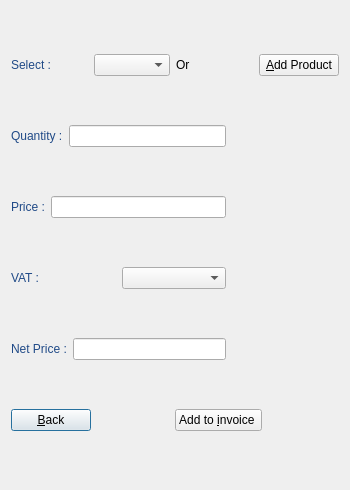
JMainard/manageBill, file manageBill/dialoginvoiceproduct.ui: the form before one commit.
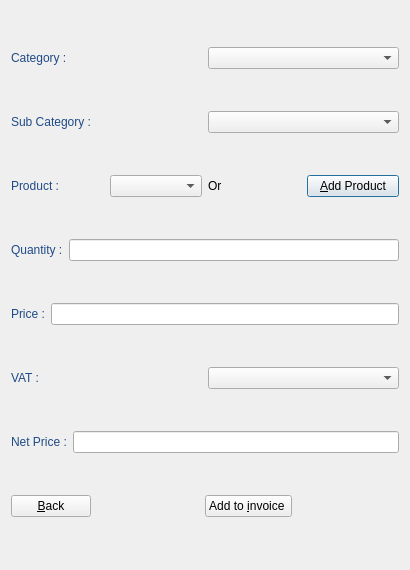
The form after the commit. Icons and pictures are not drawn.

```diff
--- a/manageBill/dialoginvoiceproduct.ui
+++ b/manageBill/dialoginvoiceproduct.ui
@@ -6,8 +6,8 @@
    <rect>
     <x>0</x>
     <y>0</y>
-    <width>350</width>
-    <height>490</height>
+    <width>410</width>
+    <height>570</height>
    </rect>
   </property>
   <property name="minimumSize">
@@ -19,26 +19,129 @@
   <property name="windowTitle">
    <string>manageBill add product for invoice </string>
   </property>
-  <layout class="QGridLayout" name="gridLayout_7">
-   <item row="4" column="0" colspan="2">
-    <layout class="QGridLayout" name="gridLayout_2">
+  <layout class="QGridLayout" name="gridLayout_9">
+   <item row="0" column="0">
+    <layout class="QGridLayout" name="gridLayout_8">
      <item row="0" column="0">
-      <widget class="QLabel" name="labelNetPrice">
+      <widget class="QLabel" name="label_2">
        <property name="styleSheet">
         <string notr="true">font: 75 13pt &quot;URW Palladio L&quot;;
 color: rgb(32, 74, 135);</string>
        </property>
        <property name="text">
-        <string>Net Price :</string>
+        <string>Category : </string>
        </property>
       </widget>
      </item>
      <item row="0" column="1">
-      <widget class="QLineEdit" name="lineEdit"/>
+      <widget class="QComboBox" name="comboBoxCategory"/>
      </item>
     </layout>
    </item>
-   <item row="3" column="0" colspan="2">
+   <item row="1" column="0">
+    <layout class="QGridLayout" name="gridLayout_7">
+     <item row="0" column="0">
+      <widget class="QLabel" name="label">
+       <property name="styleSheet">
+        <string notr="true">font: 75 13pt &quot;URW Palladio L&quot;;
+color: rgb(32, 74, 135);</string>
+       </property>
+       <property name="text">
+        <string>Sub Category :</string>
+       </property>
+      </widget>
+     </item>
+     <item row="0" column="1">
+      <widget class="QComboBox" name="comboBoxSubCategory"/>
+     </item>
+    </layout>
+   </item>
+   <item row="2" column="0">
+    <layout class="QGridLayout" name="gridLayout_6">
+     <item row="0" column="0">
+      <widget class="QLabel" name="labelSelect">
+       <property name="styleSheet">
+        <string notr="true">font: 75 13pt &quot;URW Palladio L&quot;;
+color: rgb(32, 74, 135);</string>
+       </property>
+       <property name="text">
+        <string>Product : </string>
+       </property>
+      </widget>
+     </item>
+     <item row="0" column="1">
+      <widget class="QComboBox" name="comboBoxProduct"/>
+     </item>
+     <item row="0" column="2">
+      <widget class="QLabel" name="labelOr">
+       <property name="styleSheet">
+        <string notr="true">font: 75 13pt &quot;URW Palladio L&quot;;</string>
+       </property>
+       <property name="text">
+        <string>Or</string>
+       </property>
+      </widget>
+     </item>
+     <item row="0" column="3">
+      <widget class="QPushButton" name="pushButtonAddProduct">
+       <property name="styleSheet">
+        <string notr="true">font: 75 13pt &quot;URW Palladio L&quot;;
+</string>
+       </property>
+       <property name="text">
+        <string>&amp;Add Product</string>
+       </property>
+       <property name="icon">
+        <iconset resource="icon.qrc">
+         <normaloff>:/icon/image/add24.png</normaloff>:/icon/image/add24.png</iconset>
+       </property>
+       <property name="iconSize">
+        <size>
+         <width>24</width>
+         <height>24</height>
+        </size>
+       </property>
+      </widget>
+     </item>
+    </layout>
+   </item>
+   <item row="3" column="0">
+    <layout class="QGridLayout" name="gridLayout_5">
+     <item row="0" column="0">
+      <widget class="QLabel" name="labelQuantity">
+       <property name="styleSheet">
+        <string notr="true">font: 75 13pt &quot;URW Palladio L&quot;;
+color: rgb(32, 74, 135);</string>
+       </property>
+       <property name="text">
+        <string>Quantity :</string>
+       </property>
+      </widget>
+     </item>
+     <item row="0" column="1">
+      <widget class="QLineEdit" name="lineEditQuantity"/>
+     </item>
+    </layout>
+   </item>
+   <item row="4" column="0">
+    <layout class="QGridLayout" name="gridLayout_4">
+     <item row="0" column="0">
+      <widget class="QLabel" name="labelPrice">
+       <property name="styleSheet">
+        <string notr="true">font: 75 13pt &quot;URW Palladio L&quot;;
+color: rgb(32, 74, 135);</string>
+       </property>
+       <property name="text">
+        <string>Price :</string>
+       </property>
+      </widget>
+     </item>
+     <item row="0" column="1">
+      <widget class="QLineEdit" name="lineEditPrice"/>
+     </item>
+    </layout>
+   </item>
+   <item row="5" column="0">
     <layout class="QGridLayout" name="gridLayout_3">
      <item row="0" column="0">
       <widget class="QLabel" name="labelVAT">
@@ -56,7 +159,25 @@
      </item>
     </layout>
    </item>
-   <item row="5" column="0" colspan="3">
+   <item row="6" column="0">
+    <layout class="QGridLayout" name="gridLayout_2">
+     <item row="0" column="0">
+      <widget class="QLabel" name="labelNetPrice">
+       <property name="styleSheet">
+        <string notr="true">font: 75 13pt &quot;URW Palladio L&quot;;
+color: rgb(32, 74, 135);</string>
+       </property>
+       <property name="text">
+        <string>Net Price :</string>
+       </property>
+      </widget>
+     </item>
+     <item row="0" column="1">
+      <widget class="QLineEdit" name="lineEditNetPrice"/>
+     </item>
+    </layout>
+   </item>
+   <item row="7" column="0">
     <layout class="QGridLayout" name="gridLayout">
      <item row="0" column="0">
       <widget class="QPushButton" name="pushButtonBack">
@@ -128,91 +249,6 @@
      </item>
     </layout>
    </item>
-   <item row="1" column="0" colspan="2">
-    <layout class="QGridLayout" name="gridLayout_5">
-     <item row="0" column="0">
-      <widget class="QLabel" name="labelQuantity">
-       <property name="styleSheet">
-        <string notr="true">font: 75 13pt &quot;URW Palladio L&quot;;
-color: rgb(32, 74, 135);</string>
-       </property>
-       <property name="text">
-        <string>Quantity :</string>
-       </property>
-      </widget>
-     </item>
-     <item row="0" column="1">
-      <widget class="QLineEdit" name="lineEditQuantity"/>
-     </item>
-    </layout>
-   </item>
-   <item row="2" column="0" colspan="2">
-    <layout class="QGridLayout" name="gridLayout_4">
-     <item row="0" column="0">
-      <widget class="QLabel" name="labelPrice">
-       <property name="styleSheet">
-        <string notr="true">font: 75 13pt &quot;URW Palladio L&quot;;
-color: rgb(32, 74, 135);</string>
-       </property>
-       <property name="text">
-        <string>Price :</string>
-       </property>
-      </widget>
-     </item>
-     <item row="0" column="1">
-      <widget class="QLineEdit" name="lineEditPrice"/>
-     </item>
-    </layout>
-   </item>
-   <item row="0" column="0" colspan="3">
-    <layout class="QGridLayout" name="gridLayout_6">
-     <item row="0" column="0">
-      <widget class="QLabel" name="labelSelect">
-       <property name="styleSheet">
-        <string notr="true">font: 75 13pt &quot;URW Palladio L&quot;;
-color: rgb(32, 74, 135);</string>
-       </property>
-       <property name="text">
-        <string>Select :</string>
-       </property>
-      </widget>
-     </item>
-     <item row="0" column="1">
-      <widget class="QComboBox" name="comboBoxProduct"/>
-     </item>
-     <item row="0" column="2">
-      <widget class="QLabel" name="labelOr">
-       <property name="styleSheet">
-        <string notr="true">font: 75 13pt &quot;URW Palladio L&quot;;</string>
-       </property>
-       <property name="text">
-        <string>Or</string>
-       </property>
-      </widget>
-     </item>
-     <item row="0" column="3">
-      <widget class="QPushButton" name="pushButtonAddProduct">
-       <property name="styleSheet">
-        <string notr="true">font: 75 13pt &quot;URW Palladio L&quot;;
-</string>
-       </property>
-       <property name="text">
-        <string>&amp;Add Product</string>
-       </property>
-       <property name="icon">
-        <iconset resource="icon.qrc">
-         <normaloff>:/icon/image/add24.png</normaloff>:/icon/image/add24.png</iconset>
-       </property>
-       <property name="iconSize">
-        <size>
-         <width>24</width>
-         <height>24</height>
-        </size>
-       </property>
-      </widget>
-     </item>
-    </layout>
-   </item>
   </layout>
  </widget>
  <resources>
```
